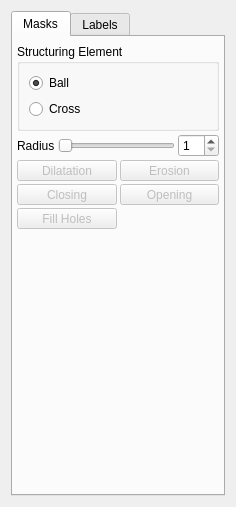
This is Plugins/org.mitk.gui.qt.multilabelsegmentation/src/internal/SegmentationUtilities/MorphologicalOperations/QmitkMorphologicalOperationsWidgetControls.ui in MITK/MITK as Qt 5 draws it before an edit. The edited form follows.
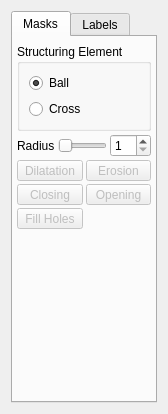
This is the edited form. Icons and pictures are not drawn. Custom widgets are drawn as their Qt base class.

Commit message:
Fix stretch policy to minimize the gap between multiple selection widgets
The size policy of a data selection widget was minimized in order
to remove the gap between multiple selection widgets.

Patch:
```diff
--- a/Plugins/org.mitk.gui.qt.multilabelsegmentation/src/internal/SegmentationUtilities/MorphologicalOperations/QmitkMorphologicalOperationsWidgetControls.ui
+++ b/Plugins/org.mitk.gui.qt.multilabelsegmentation/src/internal/SegmentationUtilities/MorphologicalOperations/QmitkMorphologicalOperationsWidgetControls.ui
@@ -6,20 +6,11 @@
    <rect>
     <x>0</x>
     <y>0</y>
-    <width>236</width>
-    <height>507</height>
+    <width>155</width>
+    <height>414</height>
    </rect>
   </property>
-  <property name="sizePolicy">
-   <sizepolicy hsizetype="Preferred" vsizetype="MinimumExpanding">
-    <horstretch>0</horstretch>
-    <verstretch>0</verstretch>
-   </sizepolicy>
-  </property>
-  <property name="windowTitle">
-   <string>Form</string>
-  </property>
-  <layout class="QVBoxLayout" name="verticalLayout_4">
+  <layout class="QVBoxLayout" name="verticalLayout">
    <item>
     <widget class="QTabWidget" name="tabWidget">
      <property name="sizePolicy">
@@ -50,7 +41,7 @@
          <property name="title">
           <string>Structuring Element</string>
          </property>
-         <layout class="QVBoxLayout" name="verticalLayout">
+         <layout class="QVBoxLayout" name="verticalLayout_3">
           <item>
            <widget class="QRadioButton" name="radioButtonMorphoBall">
             <property name="text">
@@ -261,7 +252,7 @@
         </layout>
        </item>
        <item>
-        <spacer name="verticalSpacer_2">
+        <spacer name="verticalSpacer">
          <property name="orientation">
           <enum>Qt::Vertical</enum>
          </property>
@@ -279,7 +270,7 @@
       <attribute name="title">
        <string>Labels</string>
       </attribute>
-      <layout class="QVBoxLayout" name="verticalLayout_3">
+      <layout class="QVBoxLayout" name="verticalLayout_4">
        <property name="spacing">
         <number>3</number>
        </property>
@@ -347,7 +338,7 @@
         </widget>
        </item>
        <item>
-        <spacer name="verticalSpacer_3">
+        <spacer name="verticalSpacer_2">
          <property name="orientation">
           <enum>Qt::Vertical</enum>
          </property>
```
Left out of the diff: 13 changed lines with no effect on the pictures. The commit also changes 4 other files.
